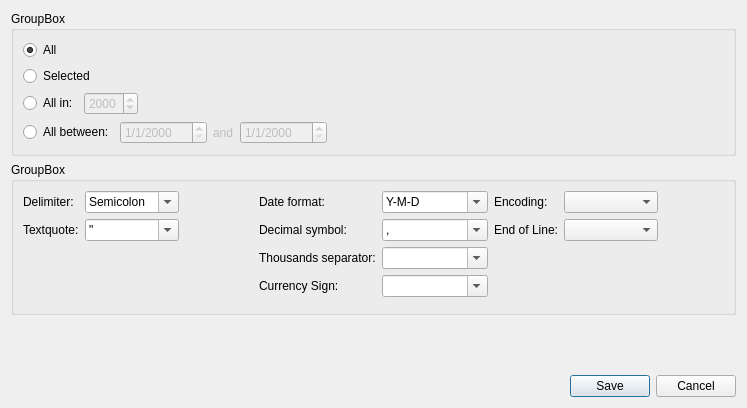
Above: src/export/csv/csvexportdialog.ui from KDE/knipptasch before the change. Below: the same form after it.
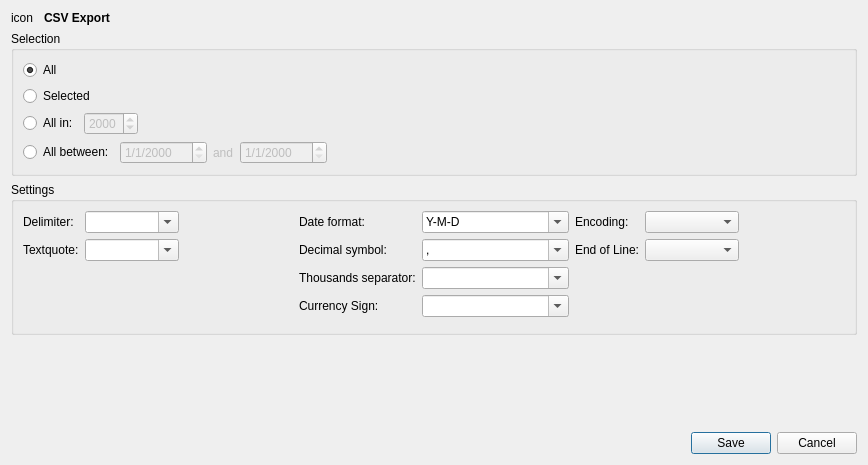
That is the form after the change. Custom widgets are drawn as their Qt base class.

Commit message: Working on Import/Export stuff. Now they are integrated in the MainWindow.

What changed in the file:
```diff
--- a/src/export/csv/csvexportdialog.ui
+++ b/src/export/csv/csvexportdialog.ui
@@ -7,8 +7,8 @@
    <rect>
     <x>0</x>
     <y>0</y>
-    <width>747</width>
-    <height>408</height>
+    <width>868</width>
+    <height>465</height>
    </rect>
   </property>
   <property name="sizePolicy">
@@ -18,10 +18,10 @@
    </sizepolicy>
   </property>
   <layout class="QGridLayout" name="gridLayout_2">
-   <item row="1" column="0">
+   <item row="2" column="0">
     <widget class="QGroupBox" name="groupBox">
      <property name="title">
-      <string>GroupBox</string>
+      <string>Settings</string>
      </property>
      <layout class="QGridLayout" name="gridLayout">
       <item row="0" column="2">
@@ -207,36 +207,11 @@
            <bool>true</bool>
           </property>
           <property name="currentIndex">
-           <number>3</number>
+           <number>-1</number>
           </property>
           <property name="minimumContentsLength">
            <number>8</number>
           </property>
-          <item>
-           <property name="text">
-            <string/>
-           </property>
-          </item>
-          <item>
-           <property name="text">
-            <string>Comma</string>
-           </property>
-          </item>
-          <item>
-           <property name="text">
-            <string>Tabulator</string>
-           </property>
-          </item>
-          <item>
-           <property name="text">
-            <string>Semicolon</string>
-           </property>
-          </item>
-          <item>
-           <property name="text">
-            <string>Space</string>
-           </property>
-          </item>
          </widget>
         </item>
         <item row="1" column="0">
@@ -252,31 +227,11 @@
            <bool>true</bool>
           </property>
           <property name="currentIndex">
-           <number>1</number>
+           <number>-1</number>
           </property>
           <property name="minimumContentsLength">
            <number>8</number>
           </property>
-          <item>
-           <property name="text">
-            <string/>
-           </property>
-          </item>
-          <item>
-           <property name="text">
-            <string>&quot;</string>
-           </property>
-          </item>
-          <item>
-           <property name="text">
-            <string>'</string>
-           </property>
-          </item>
-          <item>
-           <property name="text">
-            <string>`</string>
-           </property>
-          </item>
          </widget>
         </item>
        </layout>
@@ -284,17 +239,17 @@
      </layout>
     </widget>
    </item>
-   <item row="3" column="0">
+   <item row="4" column="0">
     <widget class="QDialogButtonBox" name="buttonBox">
      <property name="standardButtons">
       <set>QDialogButtonBox::Cancel|QDialogButtonBox::Save</set>
      </property>
     </widget>
    </item>
-   <item row="0" column="0">
+   <item row="1" column="0">
     <widget class="QGroupBox" name="groupBox_2">
      <property name="title">
-      <string>GroupBox</string>
+      <string>Selection</string>
      </property>
      <layout class="QVBoxLayout" name="verticalLayout">
       <item>
@@ -405,7 +360,7 @@
      </layout>
     </widget>
    </item>
-   <item row="2" column="0">
+   <item row="3" column="0">
     <spacer name="verticalSpacer">
      <property name="orientation">
       <enum>Qt::Vertical</enum>
@@ -418,6 +373,42 @@
      </property>
     </spacer>
    </item>
+   <item row="0" column="0">
+    <layout class="QHBoxLayout" name="horizontalLayout_3">
+     <item>
+      <widget class="QLabel" name="iconLabel">
+       <property name="text">
+        <string>icon</string>
+       </property>
+      </widget>
+     </item>
+     <item>
+      <widget class="QLabel" name="label_11">
+       <property name="sizePolicy">
+        <sizepolicy hsizetype="Expanding" vsizetype="Preferred">
+         <horstretch>0</horstretch>
+         <verstretch>0</verstretch>
+        </sizepolicy>
+       </property>
+       <property name="font">
+        <font>
+         <weight>75</weight>
+         <bold>true</bold>
+        </font>
+       </property>
+       <property name="text">
+        <string>CSV Export</string>
+       </property>
+       <property name="margin">
+        <number>3</number>
+       </property>
+       <property name="indent">
+        <number>5</number>
+       </property>
+      </widget>
+     </item>
+    </layout>
+   </item>
   </layout>
  </widget>
  <customwidgets>
```
Left out of the diff: 112 changed lines with no effect on the pictures. The commit also changes 15 other files.
